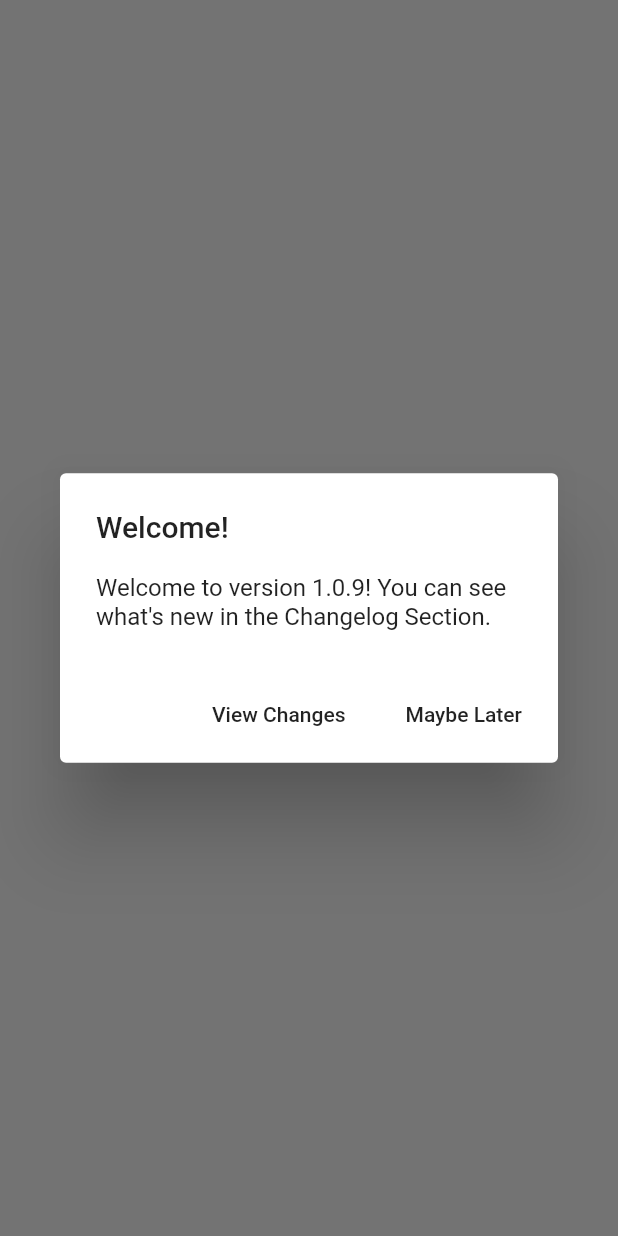
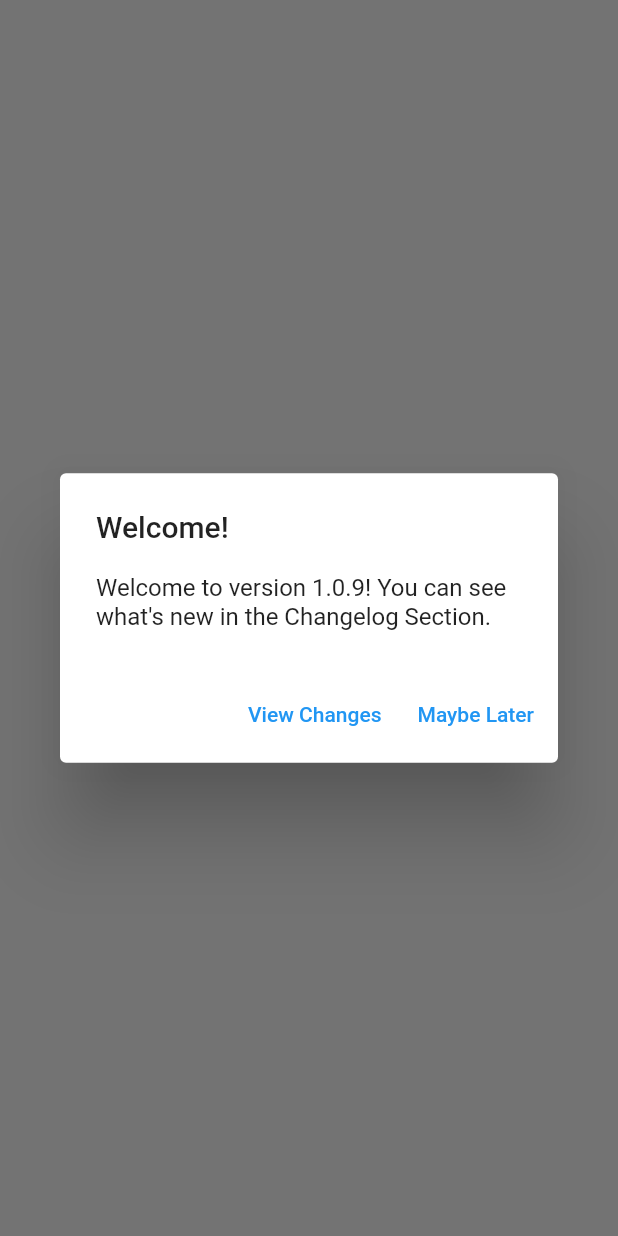
Before and after one commit to Jeoxs/khanos, a Flutter app: what showChangelog() shows on an empty page, opened directly, on a phone screen of 412 x 824 dp. Run offline on Flutter 3.47's test engine with Material 2 defaults, Android fonts, the light colour scheme and no system bars; our stand-ins replace flutter_dash, flutter_datetime_picker, flutter_markdown, flutter_slidable, gradient_app_bar, package_info_plus and 3 more; missing offline and left inert: boardview, flutter_material_color_picker; accounts and stored records are empty; statements that could not run were skipped.

Commit message:
Fixed common Flutter Problems and warnings

```diff
--- a/lib/src/pages/about_page.dart
+++ b/lib/src/pages/about_page.dart
@@ -1,7 +1,6 @@
 import 'package:flutter/material.dart';
 import 'package:khanos/src/utils/theme_utils.dart';
 import 'package:khanos/src/utils/widgets_utils.dart';
-import 'package:package_info/package_info.dart';
 
 class AboutPage extends StatelessWidget {
   @override
--- a/lib/src/pages/changelog.dart
+++ b/lib/src/pages/changelog.dart
@@ -3,7 +3,7 @@ import 'package:flutter_markdown/flutter_markdown.dart';
 import 'package:khanos/src/utils/widgets_utils.dart';
 
 class ChangelogPage extends StatelessWidget {
-  ScrollController scrollController = new ScrollController();
+  final ScrollController scrollController = new ScrollController();
   @override
   Widget build(BuildContext context) {
     return Scaffold(
@@ -13,7 +13,7 @@ class ChangelogPage extends StatelessWidget {
   }
 
   _showChangelog() {
-    String changelog = """
+    final String changelog = """
 
 ## Version 1.0.9
 ### **Added** 🚀
--- a/lib/src/pages/comment_page.dart
+++ b/lib/src/pages/comment_page.dart
@@ -1,5 +1,4 @@
 import 'dart:async';
-import 'dart:io';
 
 import 'package:flutter/material.dart';
 import 'package:khanos/src/models/task_model.dart';
@@ -9,7 +8,6 @@ import 'package:khanos/src/providers/task_provider.dart';
 import 'package:khanos/src/providers/comment_provider.dart';
 import 'package:khanos/src/providers/user_provider.dart';
 import 'package:khanos/src/utils/datetime_utils.dart';
-import 'package:khanos/src/utils/theme_utils.dart';
 import 'package:khanos/src/utils/utils.dart';
 import 'package:khanos/src/utils/widgets_utils.dart';
 import 'package:shimmer/shimmer.dart';
--- a/lib/src/pages/home_page.dart
+++ b/lib/src/pages/home_page.dart
@@ -1,6 +1,5 @@
 import 'dart:async';
 import 'package:flutter/material.dart';
-import 'package:flutter_markdown/flutter_markdown.dart';
 import 'package:khanos/src/pages/activity_page.dart';
 import 'package:khanos/src/pages/overdue_page.dart';
 import 'package:khanos/src/preferences/user_preferences.dart';
--- a/lib/src/pages/kanban_page.dart
+++ b/lib/src/pages/kanban_page.dart
@@ -13,6 +13,7 @@ import 'package:khanos/src/utils/board_item_object.dart';
 import 'package:khanos/src/utils/board_list_object.dart';
 import 'package:khanos/src/utils/widgets_utils.dart';
 
+// ignore: must_be_immutable
 class KanbanPage extends StatefulWidget {
   List<TaskModel> tasks;
 
--- a/lib/src/pages/project_page.dart
+++ b/lib/src/pages/project_page.dart
@@ -2,7 +2,6 @@ import 'dart:async';
 
 import 'package:flutter/gestures.dart';
 import 'package:flutter/material.dart';
-import 'package:gradient_app_bar/gradient_app_bar.dart';
 import 'package:khanos/src/models/column_model.dart';
 import 'package:khanos/src/models/project_model.dart';
 import 'package:khanos/src/models/task_model.dart';
--- a/lib/src/pages/task_page.dart
+++ b/lib/src/pages/task_page.dart
@@ -28,7 +28,6 @@ class _TaskPageState extends State<TaskPage> {
   Map<String, dynamic> error;
   TaskModel task = new TaskModel();
   int taskId;
-  int ProjectId;
   List<ColumnModel> projectColumns = [];
   List<TagModel> _tags = [];
   ProjectModel project;
--- a/lib/src/providers/auth_provider.dart
+++ b/lib/src/providers/auth_provider.dart
@@ -68,7 +68,7 @@ class AuthProvider {
     try {
       decodedData =
           json.decode(utf8.decode(resp.bodyBytes)) as Map<String, dynamic>;
-    } on FormatException catch (e) {
+    } on FormatException catch (_) {
       return false;
     }
 
--- a/lib/src/providers/project_provider.dart
+++ b/lib/src/providers/project_provider.dart
@@ -1,5 +1,4 @@
 import 'dart:convert';
-import 'package:flutter/material.dart';
 import 'package:http/http.dart' as http;
 import 'package:khanos/src/models/project_model.dart';
 import 'package:khanos/src/preferences/user_preferences.dart';
--- a/lib/src/providers/subtask_provider.dart
+++ b/lib/src/providers/subtask_provider.dart
@@ -319,12 +319,6 @@ class SubtaskProvider {
     bool result1 = false;
     bool result2 = false;
 
-    Map<String, dynamic> args = {
-      'id': affectedSubtask.id,
-      'task_id': affectedSubtask.taskId,
-      'position': oldPosition
-    };
-
     result1 = await this.updateSubtask(affectedSubtask, {
       'id': affectedSubtask.id,
       'task_id': affectedSubtask.taskId,
--- a/lib/src/utils/appbar.dart
+++ b/lib/src/utils/appbar.dart
@@ -7,7 +7,6 @@ class KhanosAppBar extends StatefulWidget {
   final String title;
 
   final Map<String, dynamic> arguments;
-
 
   KhanosAppBar({this.title, this.arguments});
 
@@ -33,7 +32,7 @@ class _KhanosAppBarState extends State<KhanosAppBar> {
       appBarButton = Container();
     }
     return PreferredSize(
-      // preferredSize: Size.fromHeight(60.0),
+      preferredSize: Size.fromHeight(60.0),
       child: GradientAppBar(
         flexibleSpace: Row(
           mainAxisAlignment: MainAxisAlignment.spaceBetween,
--- a/lib/src/utils/board_list_object.dart
+++ b/lib/src/utils/board_list_object.dart
@@ -1,4 +1,3 @@
-import 'package:flutter/cupertino.dart';
 import 'package:khanos/src/models/column_model.dart';
 import 'package:khanos/src/utils/board_item_object.dart';
 
--- a/lib/src/utils/utils.dart
+++ b/lib/src/utils/utils.dart
@@ -20,7 +20,7 @@ void mostrarAlerta(BuildContext context, String mensaje) {
           title: Text('Alert'),
           content: Text(mensaje),
           actions: <Widget>[
-            FlatButton(
+            TextButton(
                 child: Text('Ok'),
                 onPressed: () => Navigator.of(context).pop()),
           ]);
@@ -29,17 +29,6 @@ void mostrarAlerta(BuildContext context, String mensaje) {
 }
 
 void showChangelog(BuildContext context) {
-  String message = """
-## Version 1.0.9
-### Added
-- Comments section for tasks. User can add comments and remove them
-- Added Overdue Tasks page in Home
-- Added Activity Page in Home
-
-### Fixed
-- Kanban Columns duplicated when moving Items
-  """;
-
   showDialog(
     context: context,
     builder: (context) {
@@ -49,13 +38,13 @@ void showChangelog(BuildContext context) {
           content: Text(
               'Welcome to version 1.0.9! You can see what\'s new in the Changelog Section.'),
           actions: <Widget>[
-            FlatButton(
+            TextButton(
                 child: Text('View Changes'),
                 onPressed: () {
                   Navigator.of(context).pop();
                   Navigator.pushNamed(context, 'changelog');
                 }),
-            FlatButton(
+            TextButton(
                 child: Text('Maybe Later'),
                 onPressed: () => Navigator.of(context).pop()),
           ]);
```
Also changed, not shown: lib/src/pages/login_page.dart (+2 -6 lines), lib/src/pages/new_project_page.dart (+0 -19 lines), lib/src/pages/new_subtask_page.dart (+7 -7 lines), lib/src/pages/subtask_page.dart (+0 -25 lines), lib/src/pages/task_form.dart (+2 -5 lines), lib/src/pages/welcome_page.dart (+2 -17 lines), 1 other file.
